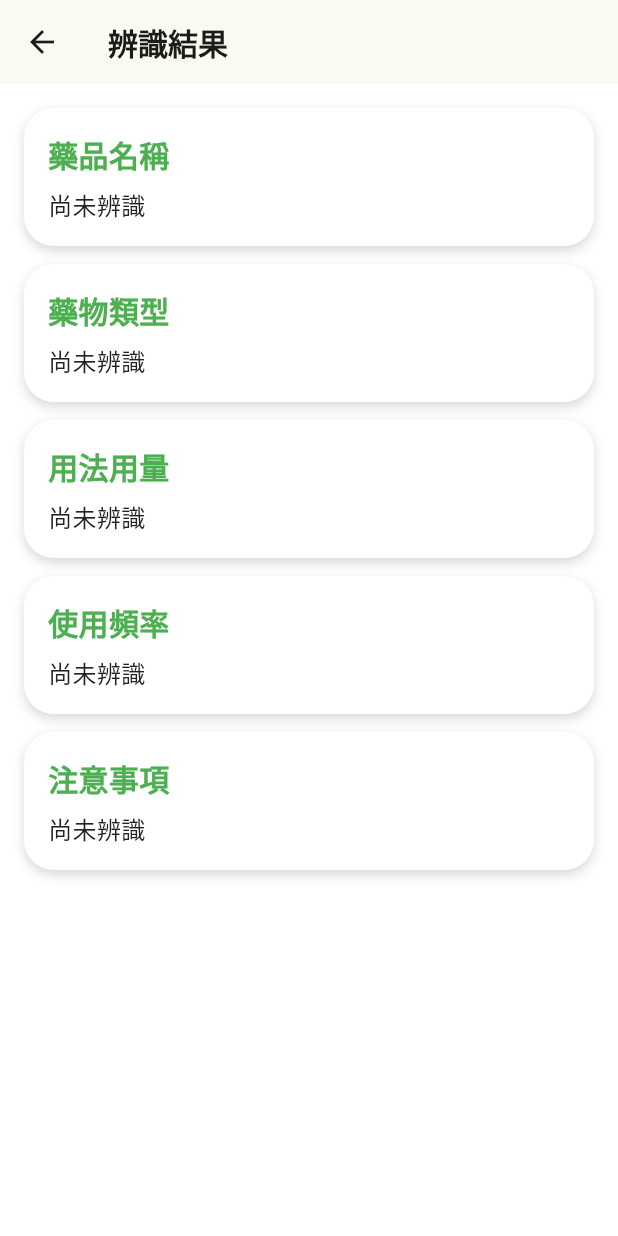
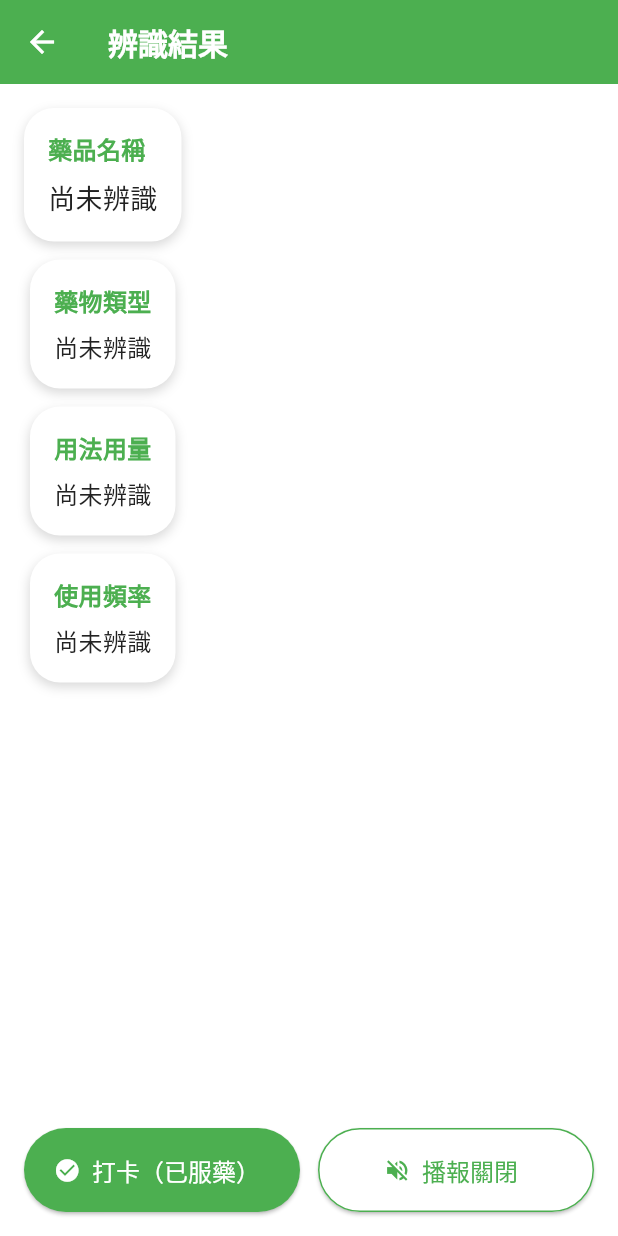
Before and after one commit to kewpie1130-source/elderly-medication-helper, a Flutter app: the MedicinePlaceholderPage screen opened directly with empty values, on a phone screen of 412 x 824 dp. Run offline on Flutter 3.47's test engine with Material 3 defaults, Android fonts, the phone set to English and light mode, and no system bars; our stand-ins replace image_picker; missing offline and left inert: google_mlkit_text_recognition.

Commit message:
feat: [邱靖喻] 改善辨識結果暫時頁面 UI

```diff
--- a/lib/pages/camera/camera_page.dart
+++ b/lib/pages/camera/camera_page.dart
@@ -388,29 +388,132 @@ class _ScanFramePainter extends CustomPainter {
   bool shouldRepaint(covariant _ScanFramePainter oldDelegate) => false;
 }
 
-// TODO [組員A]：替換為真正的 MedicineDetailPage
-class MedicinePlaceholderPage extends StatelessWidget {
+// TODO [組員A]：此暫時頁面將由 MedicineDetailPage 取代
+class MedicinePlaceholderPage extends StatefulWidget {
   final MedicineModel medicine;
 
   const MedicinePlaceholderPage({super.key, required this.medicine});
 
   @override
+  State<MedicinePlaceholderPage> createState() =>
+      _MedicinePlaceholderPageState();
+}
+
+class _MedicinePlaceholderPageState extends State<MedicinePlaceholderPage> {
+  bool _isTtsEnabled = false;
+
+  MedicineModel get medicine => widget.medicine;
+
+  void _recordDose() {
+    // TODO [組員A]：之後串接 DoseLog 儲存
+    ScaffoldMessenger.of(context).showSnackBar(
+      const SnackBar(content: Text('✅ 已記錄服藥！')),
+    );
+  }
+
+  void _toggleTts() {
+    // TODO [組員B]：之後串接 TtsService
+    setState(() => _isTtsEnabled = !_isTtsEnabled);
+  }
+
+  @override
   Widget build(BuildContext context) {
     return Scaffold(
-      appBar: AppBar(title: const Text('辨識結果')),
-      body: ListView(
+      appBar: AppBar(
+        backgroundColor: AppTheme.primary,
+        leading: IconButton(
+          icon: const Icon(Icons.arrow_back, color: Colors.white),
+          onPressed: () => Navigator.of(context).pop(),
+        ),
+        title: const Text(
+          '辨識結果',
+          style: TextStyle(color: Colors.white, fontSize: 20),
+        ),
+      ),
+      body: SingleChildScrollView(
         padding: const EdgeInsets.all(16),
+        child: Column(
           children: [
-          _MedicineField(label: '藥品名稱', value: medicine.name),
+            _MedicineField(
+              label: '藥品名稱',
+              value: medicine.name,
+              contentFontSize: 18,
+            ),
+            if (medicine.indication.isNotEmpty) ...[
+              const SizedBox(height: 12),
+              _MedicineField(
+                label: '適應症（治療什麼）',
+                value: medicine.indication,
+              ),
+            ],
             const SizedBox(height: 12),
             _MedicineField(label: '藥物類型', value: medicine.type),
             const SizedBox(height: 12),
             _MedicineField(label: '用法用量', value: medicine.dosage),
             const SizedBox(height: 12),
             _MedicineField(label: '使用頻率', value: medicine.frequency),
+            if (medicine.timing.isNotEmpty) ...[
+              const SizedBox(height: 12),
+              _MedicineField(
+                label: '服用時間',
+                value: medicine.timing.join('、'),
+              ),
+            ],
+            if (medicine.notice.isNotEmpty) ...[
               const SizedBox(height: 12),
               _MedicineField(label: '注意事項', value: medicine.notice),
             ],
+            if (medicine.endDate.isNotEmpty) ...[
+              const SizedBox(height: 12),
+              _MedicineField(label: '預計用完日期', value: medicine.endDate),
+            ],
+          ],
+        ),
+      ),
+      bottomNavigationBar: Container(
+        color: Colors.white,
+        padding: const EdgeInsets.all(16),
+        child: SafeArea(
+          top: false,
+          child: Row(
+            children: [
+              Expanded(
+                child: SizedBox(
+                  height: 56,
+                  child: ElevatedButton.icon(
+                    onPressed: _recordDose,
+                    icon: const Icon(Icons.check_circle),
+                    label: const Text('打卡（已服藥）'),
+                    style: ElevatedButton.styleFrom(
+                      backgroundColor: AppTheme.primary,
+                      foregroundColor: Colors.white,
+                      textStyle: const TextStyle(fontSize: 16),
+                    ),
+                  ),
+                ),
+              ),
+              const SizedBox(width: 12),
+              Expanded(
+                child: SizedBox(
+                  height: 56,
+                  child: ElevatedButton.icon(
+                    onPressed: _toggleTts,
+                    icon: Icon(
+                      _isTtsEnabled ? Icons.volume_up : Icons.volume_off,
+                    ),
+                    label: Text(_isTtsEnabled ? '播報開啟' : '播報關閉'),
+                    style: ElevatedButton.styleFrom(
+                      backgroundColor: Colors.white,
+                      foregroundColor: AppTheme.primary,
+                      side: const BorderSide(color: AppTheme.primary),
+                      textStyle: const TextStyle(fontSize: 16),
+                    ),
+                  ),
+                ),
+              ),
+            ],
+          ),
+        ),
       ),
     );
   }
@@ -419,8 +522,13 @@ class MedicinePlaceholderPage extends StatelessWidget {
 class _MedicineField extends StatelessWidget {
   final String label;
   final String value;
+  final double contentFontSize;
 
-  const _MedicineField({required this.label, required this.value});
+  const _MedicineField({
+    required this.label,
+    required this.value,
+    this.contentFontSize = 16,
+  });
 
   @override
   Widget build(BuildContext context) {
@@ -432,16 +540,16 @@ class _MedicineField extends StatelessWidget {
             label,
             style: const TextStyle(
               color: AppTheme.primary,
-              fontSize: AppTheme.sectionFontSize,
-              fontWeight: FontWeight.w600,
+              fontSize: 16,
+              fontWeight: FontWeight.bold,
             ),
           ),
           const SizedBox(height: 8),
           Text(
             value.isEmpty ? '尚未辨識' : value,
-            style: const TextStyle(
+            style: TextStyle(
               color: AppTheme.textDark,
-              fontSize: AppTheme.bodyFontSize,
+              fontSize: contentFontSize,
             ),
           ),
         ],
```
Lines whose indentation alone changed are shown as unchanged.
